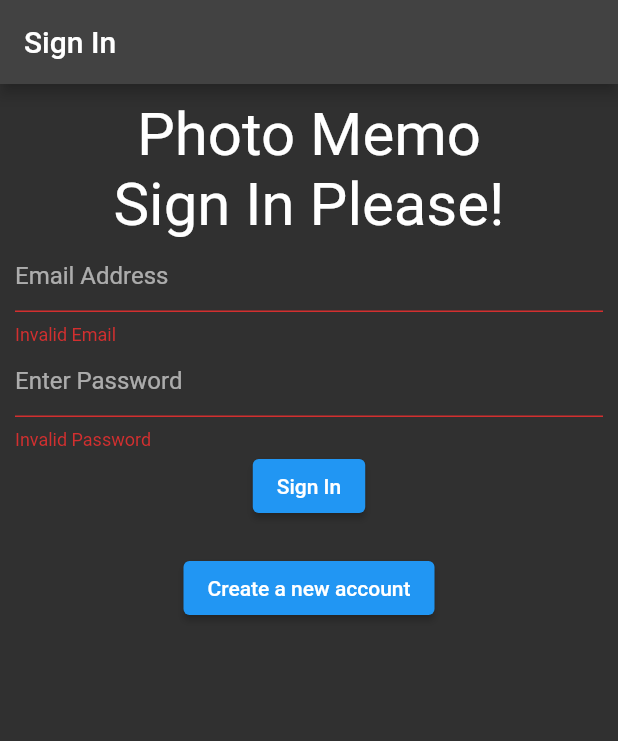
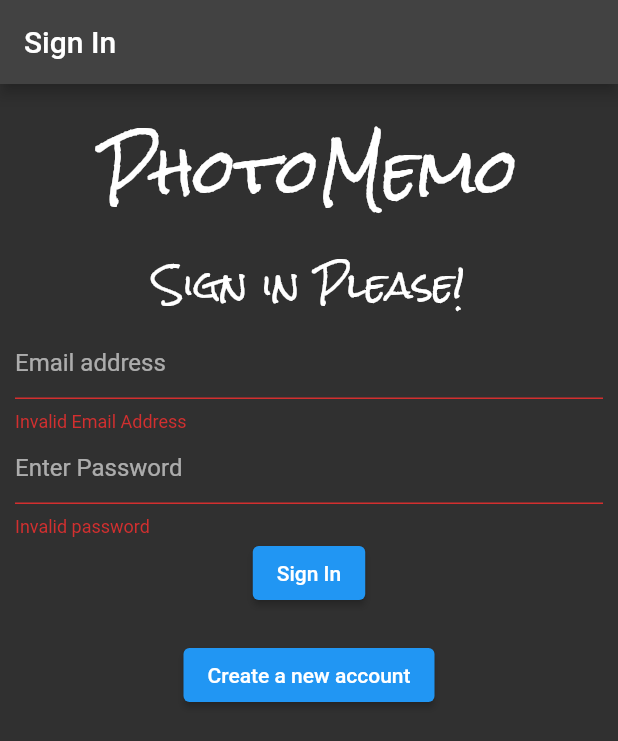
Before and after one commit to PoojaGali/cs5303-lesson3, a Flutter app: the screen it shows after launch, after a tap on "Sign In", on a phone screen of 412 x 824 dp. Shown: the top 741 px of the screen. Run offline on Flutter 3.47's test engine with Material 2 defaults, Android fonts, the phone set to English and light mode, and no system bars; our stand-ins replace cloud_firestore, firebase_auth, firebase_core, firebase_storage, image_picker; missing offline and left inert: google_ml_kit; accounts and stored records are empty; network calls fail; Roboto replaces fonts that are missing (Italianno).

Commit message:
Final Commit

```diff
--- a/lib/controller/cloudstorage_controller.dart
+++ b/lib/controller/cloudstorage_controller.dart
@@ -1,3 +1,4 @@
+//import 'dart:ffi';
 import 'dart:io';
 
 import 'package:firebase_storage/firebase_storage.dart';
@@ -12,13 +13,13 @@ class CloudStorageController {
     required String uid,
     required Function listener,
   }) async {
-    filename ??= '${Constant.PHOTO_IMAGES_FOLDER}/$uid/${Uuid().v1()}';
+    filename ??= '${Constant.PHOTO_IMAGES_FOLRDER}/$uid/${Uuid().v1()}';
     UploadTask task = FirebaseStorage.instance.ref(filename).putFile(photo);
     task.snapshotEvents.listen((TaskSnapshot event) {
       int progress = (event.bytesTransferred / event.totalBytes * 100).toInt();
       listener(progress);
     });
-    await task; // upload begins
+    await task; //upload begins
     String downloadURL =
         await FirebaseStorage.instance.ref(filename).getDownloadURL();
     return {
--- a/lib/controller/firebaseauth_controller.dart
+++ b/lib/controller/firebaseauth_controller.dart
@@ -1,4 +1,5 @@
 import 'package:firebase_auth/firebase_auth.dart';
+//import 'package:firebase_core/firebase_core.dart';
 
 class FirebaseAuthController {
   static Future<User?> signIn(
--- a/lib/controller/firestore_controller.dart
+++ b/lib/controller/firestore_controller.dart
@@ -1,4 +1,7 @@
+//import 'dart:ffi';
+
 import 'package:cloud_firestore/cloud_firestore.dart';
+//import 'package:flutter/cupertino.dart';
 import 'package:lesson3/model/constant.dart';
 import 'package:lesson3/model/photomemo.dart';
 
--- a/lib/main.dart
+++ b/lib/main.dart
@@ -1,6 +1,4 @@
-import 'package:firebase_auth/firebase_auth.dart';
 import 'package:firebase_core/firebase_core.dart';
-import 'package:flutter/cupertino.dart';
 import 'package:flutter/material.dart';
 import 'package:lesson3/model/constant.dart';
 import 'package:lesson3/viewscreen/addnewphotomemo_screen.dart';
@@ -24,7 +22,8 @@ class Lesson3App extends StatelessWidget {
         debugShowCheckedModeBanner: Constant.DEV,
         theme: ThemeData(
           brightness: Constant.DARKMODE ? Brightness.dark : Brightness.light,
-          primaryColor: Colors.blueAccent),
+          primaryColor: Colors.blueAccent,
+        ),
         initialRoute: SignInScreen.routeName,
         routes: {
           SignInScreen.routeName: (context) => SignInScreen(),
@@ -67,16 +66,18 @@ class Lesson3App extends StatelessWidget {
           DetailedViewScreen.routeName: (context) {
             Object? args = ModalRoute.of(context)?.settings.arguments;
             if (args == null) {
-            return InternalErrorScreen('args is null at DetailesViewScreen');
+              return InternalErrorScreen('args is null at DetailedViewScreen');
             } else {
               var argument = args as Map;
               var user = argument[ARGS.USER];
               var photoMemo = argument[ARGS.OnePhotoMemo];
-            return DetailedViewScreen(user: user, photoMemo: photoMemo);
+              return DetailedViewScreen(
+                user: user,
+                photoMemo: photoMemo,
+              );
             }
           },
           SignUpScreen.routeName: (context) => SignUpScreen(),
-      },
-    );
+        });
   }
 }
--- a/lib/model/constant.dart
+++ b/lib/model/constant.dart
@@ -1,7 +1,7 @@
 class Constant {
   static const DEV = true;
   static const DARKMODE = true;
-  static const PHOTO_IMAGES_FOLDER = 'photo_images';
+  static const PHOTO_IMAGES_FOLRDER = 'photo_images';
   static const PHOTOMEMO_COLLECTION = 'photomemo_collection';
 }
 
--- a/lib/model/photomemo.dart
+++ b/lib/model/photomemo.dart
@@ -1,10 +1,12 @@
+//import 'package:flutter/cupertino.dart';
+
 enum PhotoSource {
   CAMERA,
   GALLERY,
 }
 
 class PhotoMemo {
-  // keys for firestore doc
+  //keys for Firestore doc
   static const TITLE = 'title';
   static const MEMO = 'memo';
   static const CREATED_BY = 'createdby';
@@ -13,15 +15,15 @@ class PhotoMemo {
   static const TIMESTAMP = 'timestamp';
   static const SHARED_WITH = 'sharedwith';
   static const IMAGE_LABELS = 'imagelabels';
-  String? docId; //Firestore auto generated doc id
-  late String createdBy; // email==user id
+  String? docId; //Firestore autogenerated doc id
+  late String createdBy; //email == user id
   late String title;
   late String memo;
-  late String photoFilename; //image at cloud storage
+  late String photoFilename; // image at Cloud Storage
   late String photoURL;
   DateTime? timestamp;
-  late List<dynamic> sharedWith;
-  late List<dynamic> imageLabels;
+  late List<dynamic> sharedWith; //list of email
+  late List<dynamic> imageLabels; //ML image labels
 
   PhotoMemo({
     this.docId,
@@ -49,8 +51,6 @@ class PhotoMemo {
     this.sharedWith = [...p.sharedWith];
     this.imageLabels = [...p.imageLabels];
   }
-
-  // a.assign(b) ===> a = b
 
   void assign(PhotoMemo p) {
     this.docId = p.docId;
@@ -91,8 +91,8 @@ class PhotoMemo {
       memo: doc[MEMO] ??= 'N/A',
       photoFilename: doc[PHOTO_FILENAME] ??= 'N/A',
       photoURL: doc[PHOTO_URL] ??= 'N/A',
-      sharedWith: doc[SHARED_WITH] ??= [],
-      imageLabels: doc[IMAGE_LABELS] ??= [],
+      sharedWith: doc[SHARED_WITH] ?? [],
+      imageLabels: doc[IMAGE_LABELS] ?? [],
       timestamp: doc[TIMESTAMP] != null
           ? DateTime.fromMillisecondsSinceEpoch(
               doc[TIMESTAMP].millisecondsSinceEpoch)
@@ -110,8 +110,9 @@ class PhotoMemo {
 
   static String? validateSharedWith(String? value) {
     if (value == null || value.trim().length == 0) return null;
+
     List<String> emailList =
-        value.trim().split(RegExp('(,| )+')).map((e) => e.trim()).toList();
+        value.trim().split(RegExp('{, |}+')).map((e) => e.trim()).toList();
     for (String e in emailList) {
       if (e.contains('@') && e.contains('.'))
         continue;
--- a/lib/viewscreen/sharedwith_screen.dart
+++ b/lib/viewscreen/sharedwith_screen.dart
@@ -1,4 +1,5 @@
 import 'package:firebase_auth/firebase_auth.dart';
+//import 'package:flutter/cupertino.dart';
 import 'package:flutter/material.dart';
 import 'package:lesson3/model/photomemo.dart';
 import 'package:lesson3/viewscreen/view/webimage.dart';
@@ -18,16 +19,16 @@ class SharedWithScreen extends StatefulWidget {
 }
 
 class _SharedWithState extends State<SharedWithScreen> {
-  late _Controller con;
+  late _Controler con;
 
   @override
   void initState() {
+    // TODO: implement initState
     super.initState();
-    con = _Controller(this);
+    con = _Controler(this);
   }
 
   void render(fn) => setState(fn);
-
   @override
   Widget build(BuildContext context) {
     return Scaffold(
@@ -54,8 +55,7 @@ class _SharedWithState extends State<SharedWithScreen> {
                             child: WebImage(
                               url: photoMemo.photoURL,
                               context: context,
-                                height:
-                                    MediaQuery.of(context).size.height * 0.35,
+                              height: MediaQuery.of(context).size.height * 0.35,
                             ),
                           ),
                           Text(
@@ -71,12 +71,13 @@ class _SharedWithState extends State<SharedWithScreen> {
                       ),
                     )
                 ],
-                )),
+              ),
+      ),
     );
   }
 }
 
-class _Controller {
+class _Controler {
   late _SharedWithState state;
-  _Controller(this.state);
+  _Controler(this.state);
 }
--- a/lib/viewscreen/signin_screen.dart
+++ b/lib/viewscreen/signin_screen.dart
@@ -2,14 +2,15 @@ import 'package:firebase_auth/firebase_auth.dart';
 import 'package:flutter/material.dart';
 import 'package:lesson3/controller/firebaseauth_controller.dart';
 import 'package:lesson3/controller/firestore_controller.dart';
+import 'package:lesson3/model/photomemo.dart';
 import 'package:lesson3/model/constant.dart';
-import 'package:lesson3/model/photomemo.dart';
 import 'package:lesson3/viewscreen/signup_screen.dart';
 import 'package:lesson3/viewscreen/userhome_screen.dart';
 import 'package:lesson3/viewscreen/view/mydialog.dart';
 
 class SignInScreen extends StatefulWidget {
-  static const routeName = '/SignInScreen';
+  static const routeName = '/signInScreen';
+
   @override
   State<StatefulWidget> createState() {
     return _SignInState();
@@ -41,16 +42,16 @@ class _SignInState extends State<SignInScreen> {
             child: Column(
               children: [
                 Text(
-                  'Photo Memo',
-                  style: TextStyle(fontFamily: 'Italianno', fontSize: 40.0),
+                  'PhotoMemo',
+                  style: TextStyle(fontFamily: 'RockSalt', fontSize: 40.0),
                 ),
                 Text(
-                  'Sign In Please!',
-                  style: TextStyle(fontFamily: 'Italianno', fontSize: 40.0),
+                  'Sign in Please!',
+                  style: TextStyle(fontFamily: 'RockSalt', fontSize: 24.0),
                 ),
                 TextFormField(
                   decoration: InputDecoration(
-                    hintText: 'Email Address',
+                    hintText: 'Email address',
                   ),
                   keyboardType: TextInputType.emailAddress,
                   autocorrect: false,
@@ -103,8 +104,8 @@ class _Controller {
   }
 
   String? validateEmail(String? value) {
-    if (value == null || !(value.contains('@') && value.contains('.')))
-      return 'Invalid Email';
+    if (value == null || !(value.contains('.') && value.contains('@')))
+      return 'Invalid Email Address';
     else
       return null;
   }
@@ -115,7 +116,7 @@ class _Controller {
 
   String? validatePassword(String? value) {
     if (value == null || value.length < 6)
-      return 'Invalid Password';
+      return 'Invalid password';
     else
       return null;
   }
@@ -126,19 +127,18 @@ class _Controller {
 
   void signIn() async {
     FormState? currentState = state.formkey.currentState;
-    if (currentState == null) return;
-    if (!currentState.validate()) return;
+    if (currentState == null || !currentState.validate()) return;
+
     currentState.save();
-
     User? user;
     MyDialog.circularProgressStart(state.context);
     try {
       if (email == null || password == null) {
-        throw 'Email or password is null';
+        throw 'Email or Password is null';
       }
       user = await FirebaseAuthController.signIn(
           email: email!, password: password!);
-      // print('=====${user?.email}');
+      //print('========= ${user?.email}');
       List<PhotoMemo> photoMemoList =
           await FirestoreController.getPhotoMemoList(email: email!);
 
@@ -154,11 +154,10 @@ class _Controller {
       );
     } catch (e) {
       MyDialog.circularProgressStop(state.context);
-
-      if (Constant.DEV) print('=====SignIn error :$e');
+      if (Constant.DEV) print('======== signIn error: $e');
       MyDialog.showSnackBar(
         context: state.context,
-        message: 'Sign In Error:$e',
+        message: 'Sign in error: $e',
         seconds: 30,
       );
     }
```
Also changed, not shown: lib/viewscreen/addnewphotomemo_screen.dart (+38 -29 lines), lib/viewscreen/detailedview_screen.dart (+43 -32 lines), lib/viewscreen/internalerror_screen.dart (+11 -5 lines), lib/viewscreen/userhome_screen.dart (+22 -10 lines). Lines whose indentation alone changed are shown as unchanged.
